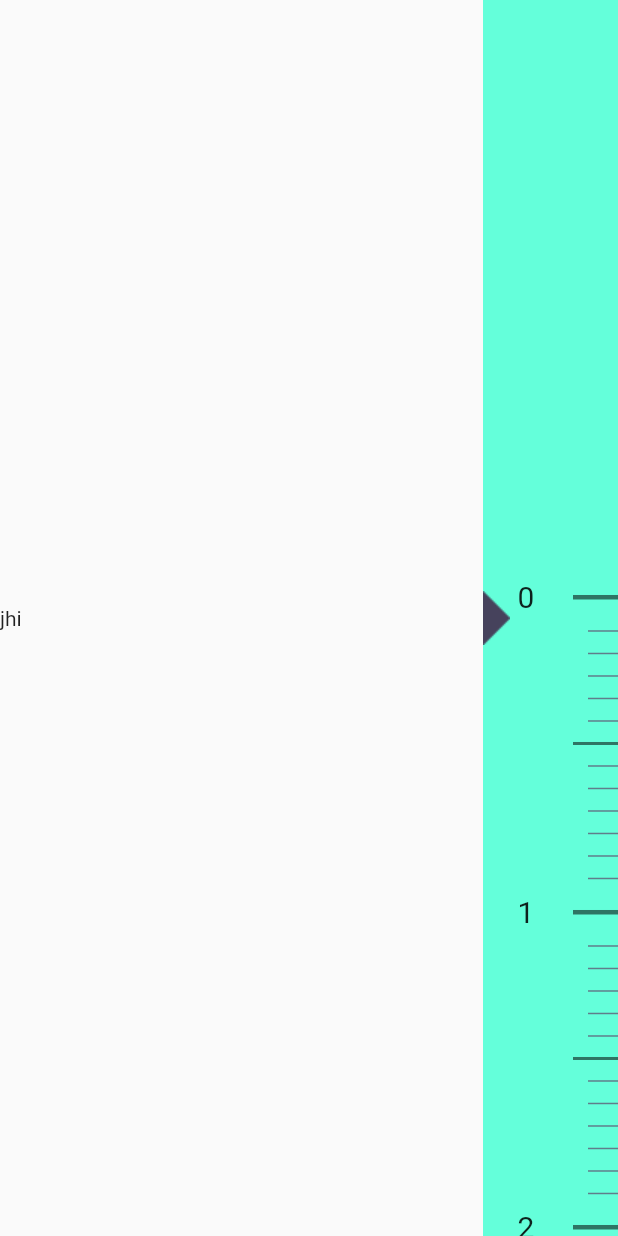
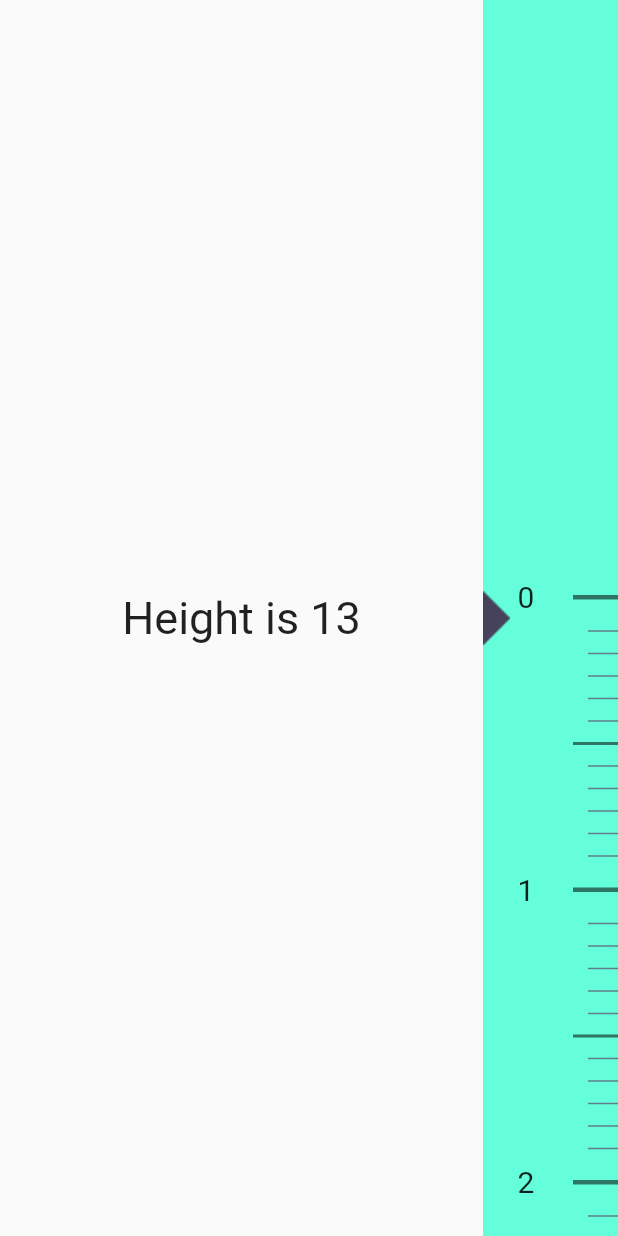
Before and after one commit to pinkeshdarji/HeightWeightScale, a Flutter app: the screen it shows after launch, on a phone screen of 412 x 824 dp. Run offline on Flutter 3.47's test engine with Material 2 defaults, Android fonts, the phone set to English and light mode, and no system bars.

Commit message:
Basic scale correction.

```diff
--- a/lib/ui/height_weight_scale.dart
+++ b/lib/ui/height_weight_scale.dart
@@ -38,7 +38,12 @@ class _HeightWeightScalePageState extends State<HeightWeightScalePage> {
         child: Row(
           children: <Widget>[
             Expanded(
-              child: Text('jhi'),
+              child: Center(
+                child: Text(
+                  'Height is 13',
+                  style: TextStyle(fontSize: 30),
+                ),
+              ),
             ),
             Container(
               width: 90,
@@ -122,7 +127,7 @@ class _HeightWeightScalePageState extends State<HeightWeightScalePage> {
   void _fillData() {
     for (int i = 0; i <= 13; i++) {
       measurementLineList.add(MeasurementLine(type: Line.big, value: i));
-      for (int j = 0; j <= 11; j++) {
+      for (int j = 0; j <= 10; j++) {
         measurementLineList.add(j != 5
             ? MeasurementLine(type: Line.small, value: i)
             : MeasurementLine(type: Line.medium, value: i));
```
